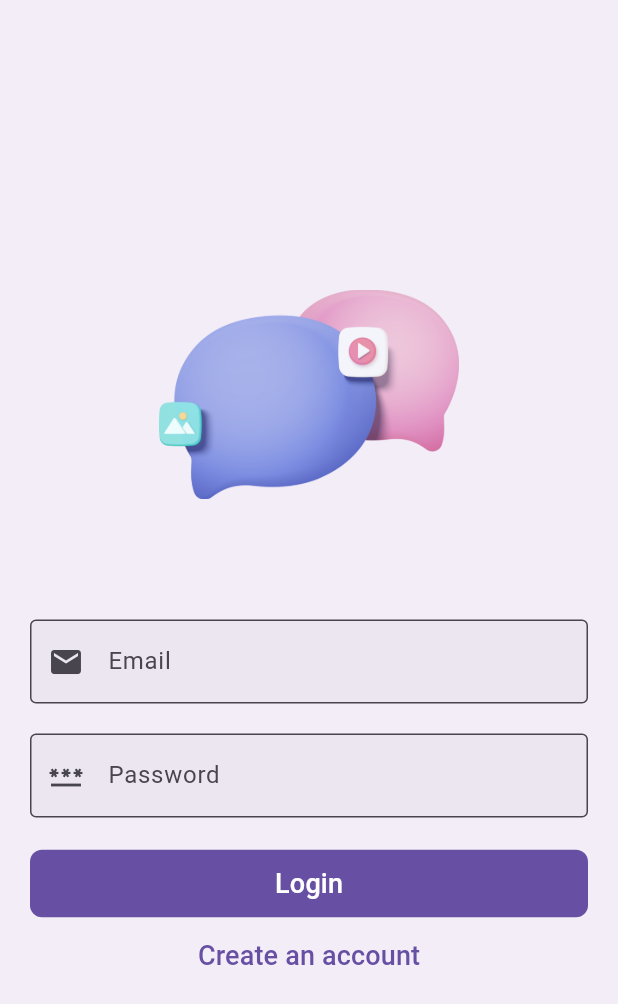
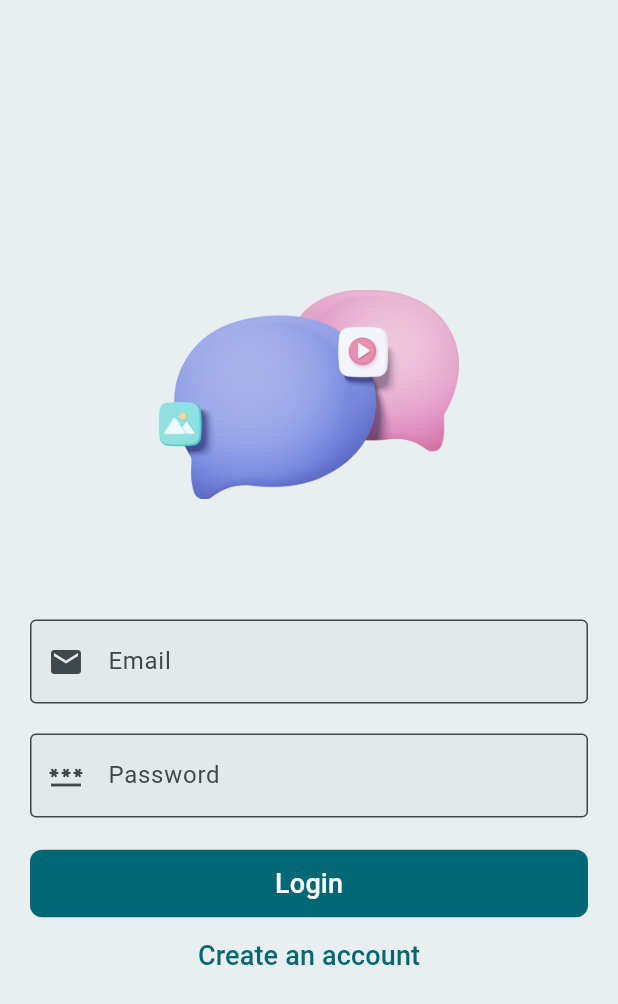
Before and after one commit to hirdeshx01/chat-app, a Flutter app: the screen it shows after launch, on a phone screen of 412 x 824 dp. Shown: the top 1004 px of the screen. Run offline on Flutter 3.47's test engine with Material 3 defaults, Android fonts, the phone set to English and light mode, and no system bars; our stand-ins replace cloud_firestore, firebase_auth, firebase_core, firebase_storage, image_picker; accounts and stored records are empty.

Commit message:
make color changes to chat_bubble

```diff
--- a/lib/main.dart
+++ b/lib/main.dart
@@ -22,7 +22,12 @@ class MainApp extends StatelessWidget {
   Widget build(BuildContext context) {
     return MaterialApp(
       themeMode: ThemeMode.system,
-      darkTheme: ThemeData.dark(),
+      darkTheme: ThemeData.dark().copyWith(),
+      theme: ThemeData.light().copyWith(
+        colorScheme: ColorScheme.fromSeed(
+          seedColor: Colors.grey,
+        ),
+      ),
       home: StreamBuilder(
         stream: FirebaseAuth.instance.authStateChanges(),
         builder: (context, snapshot) {
--- a/lib/widgets/send_message.dart
+++ b/lib/widgets/send_message.dart
@@ -26,7 +26,6 @@ class _SendMessageState extends State<SendMessage> {
       return;
     }
 
-    FocusScope.of(context).unfocus();
     _messageController.clear();
 
     final user = FirebaseAuth.instance.currentUser!;
```
Also changed, not shown: lib/widgets/chat_bubble.dart (+12 -57 lines), 1 other file.
